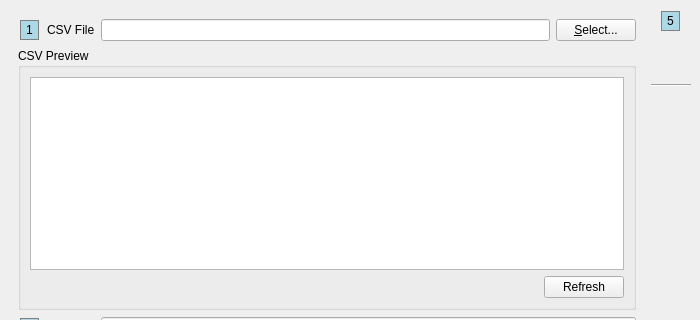
textbrowser/biblioteq, file UI/biblioteq_import.ui: the form before one commit; both pictures show x 0 to 700 and y 0 to 320 of the 700 by 700 pixel window.
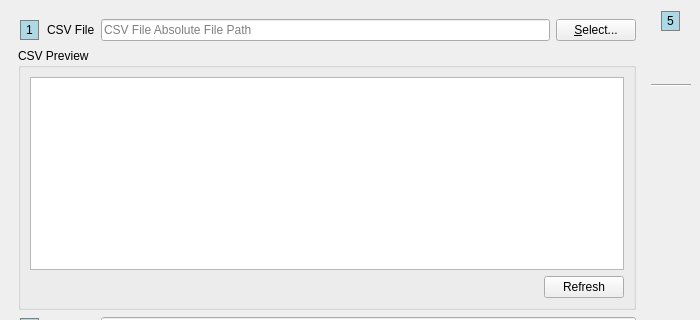
The form after the commit. Icons and pictures are not drawn.

Commit message: Writable widget.

Patch:
```diff
--- a/UI/biblioteq_import.ui
+++ b/UI/biblioteq_import.ui
@@ -54,7 +54,10 @@
          </item>
          <item>
           <widget class="QLineEdit" name="csv_file">
-           <property name="readOnly">
+           <property name="placeholderText">
+            <string>CSV File Absolute File Path</string>
+           </property>
+           <property name="clearButtonEnabled">
             <bool>true</bool>
            </property>
           </widget>
```
The commit also changes 2 other files.
